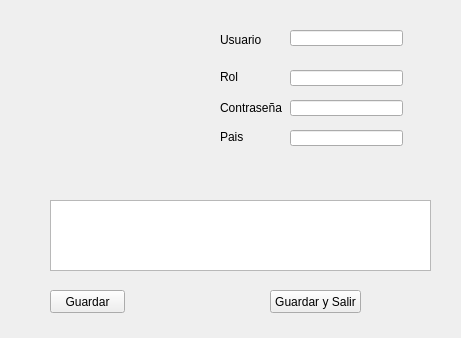
Before: the Qt Designer form src/UI/perfilUsuario.ui in PurpleFlamingo/purpleACOES, drawn with Qt 5.
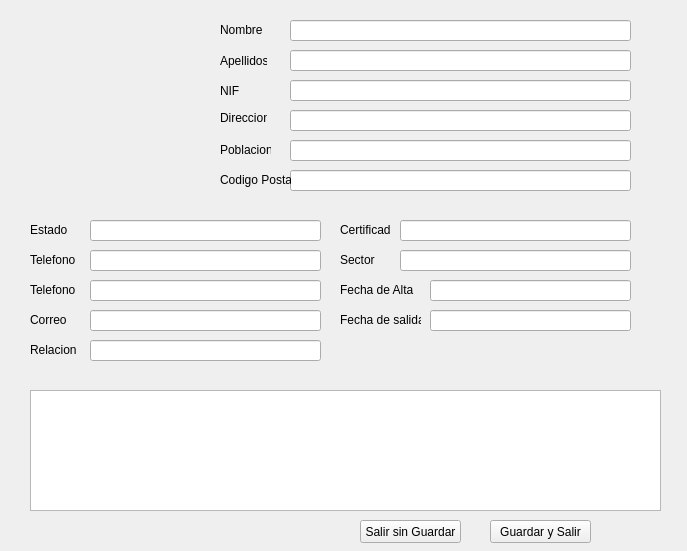
After: the same form once the commit is applied. Icons and pictures are not drawn.

Commit message: vista perfilUsuario actualizada

```diff
--- a/src/UI/perfilUsuario.ui
+++ b/src/UI/perfilUsuario.ui
@@ -6,8 +6,8 @@
    <rect>
     <x>0</x>
     <y>0</y>
-    <width>461</width>
-    <height>338</height>
+    <width>687</width>
+    <height>551</height>
    </rect>
   </property>
   <property name="windowTitle">
@@ -17,22 +17,22 @@
    <widget class="QPushButton" name="bGuardar">
     <property name="geometry">
      <rect>
-      <x>50</x>
-      <y>290</y>
-      <width>75</width>
+      <x>360</x>
+      <y>520</y>
+      <width>101</width>
       <height>23</height>
      </rect>
     </property>
     <property name="text">
-     <string>Guardar</string>
+     <string>Salir sin Guardar</string>
     </property>
    </widget>
    <widget class="QPushButton" name="bGuardarYSalir">
     <property name="geometry">
      <rect>
-      <x>270</x>
-      <y>290</y>
-      <width>91</width>
+      <x>490</x>
+      <y>520</y>
+      <width>101</width>
       <height>23</height>
      </rect>
     </property>
@@ -44,61 +44,61 @@
     <property name="geometry">
      <rect>
       <x>220</x>
-      <y>30</y>
-      <width>47</width>
+      <y>20</y>
+      <width>51</width>
       <height>20</height>
      </rect>
     </property>
     <property name="text">
-     <string>Usuario</string>
+     <string>Nombre</string>
     </property>
    </widget>
    <widget class="QLabel" name="lRol">
     <property name="geometry">
      <rect>
       <x>220</x>
-      <y>70</y>
+      <y>50</y>
       <width>47</width>
-      <height>13</height>
+      <height>21</height>
      </rect>
     </property>
     <property name="text">
-     <string>Rol</string>
+     <string>Apellidos</string>
     </property>
    </widget>
    <widget class="QLabel" name="lContrasenia">
     <property name="geometry">
      <rect>
       <x>220</x>
-      <y>100</y>
+      <y>80</y>
       <width>71</width>
-      <height>16</height>
+      <height>21</height>
      </rect>
     </property>
     <property name="text">
-     <string>Contraseña</string>
+     <string>NIF</string>
     </property>
    </widget>
    <widget class="QLabel" name="lPais">
     <property name="geometry">
      <rect>
       <x>220</x>
-      <y>130</y>
+      <y>110</y>
       <width>47</width>
-      <height>13</height>
+      <height>16</height>
      </rect>
     </property>
     <property name="text">
-     <string>Pais</string>
+     <string>Direccion</string>
     </property>
    </widget>
    <widget class="QLineEdit" name="eUsuario">
     <property name="geometry">
      <rect>
       <x>290</x>
-      <y>30</y>
-      <width>113</width>
-      <height>16</height>
+      <y>20</y>
+      <width>341</width>
+      <height>21</height>
      </rect>
     </property>
    </widget>
@@ -106,9 +106,9 @@
     <property name="geometry">
      <rect>
       <x>290</x>
-      <y>70</y>
-      <width>113</width>
-      <height>16</height>
+      <y>50</y>
+      <width>341</width>
+      <height>21</height>
      </rect>
     </property>
    </widget>
@@ -116,9 +116,9 @@
     <property name="geometry">
      <rect>
       <x>290</x>
-      <y>100</y>
-      <width>113</width>
-      <height>16</height>
+      <y>80</y>
+      <width>341</width>
+      <height>21</height>
      </rect>
     </property>
    </widget>
@@ -126,35 +126,288 @@
     <property name="geometry">
      <rect>
       <x>290</x>
-      <y>130</y>
-      <width>113</width>
-      <height>16</height>
+      <y>110</y>
+      <width>341</width>
+      <height>21</height>
      </rect>
     </property>
    </widget>
    <widget class="QTextEdit" name="eComentarios">
     <property name="geometry">
      <rect>
-      <x>50</x>
-      <y>200</y>
-      <width>381</width>
-      <height>71</height>
+      <x>30</x>
+      <y>390</y>
+      <width>631</width>
+      <height>121</height>
      </rect>
     </property>
    </widget>
    <widget class="QLabel" name="label">
     <property name="geometry">
      <rect>
-      <x>40</x>
+      <x>20</x>
       <y>20</y>
-      <width>151</width>
-      <height>141</height>
+      <width>171</width>
+      <height>171</height>
      </rect>
     </property>
     <property name="text">
      <string>&lt;html&gt;&lt;head/&gt;&lt;body&gt;&lt;p&gt;&lt;img src=&quot;:/Fotos/imagenes/Prueba1.png&quot;/&gt;&lt;/p&gt;&lt;/body&gt;&lt;/html&gt;</string>
     </property>
    </widget>
+   <widget class="QLabel" name="lPoblacion">
+    <property name="geometry">
+     <rect>
+      <x>220</x>
+      <y>140</y>
+      <width>51</width>
+      <height>20</height>
+     </rect>
+    </property>
+    <property name="text">
+     <string>Poblacion</string>
+    </property>
+   </widget>
+   <widget class="QLineEdit" name="ePoblacion">
+    <property name="geometry">
+     <rect>
+      <x>290</x>
+      <y>140</y>
+      <width>341</width>
+      <height>21</height>
+     </rect>
+    </property>
+   </widget>
+   <widget class="QLineEdit" name="eCodigoPostal">
+    <property name="geometry">
+     <rect>
+      <x>290</x>
+      <y>170</y>
+      <width>341</width>
+      <height>21</height>
+     </rect>
+    </property>
+   </widget>
+   <widget class="QLabel" name="lPoblacion_2">
+    <property name="geometry">
+     <rect>
+      <x>220</x>
+      <y>170</y>
+      <width>71</width>
+      <height>20</height>
+     </rect>
+    </property>
+    <property name="text">
+     <string>Codigo Postal</string>
+    </property>
+   </widget>
+   <widget class="QLabel" name="lEstado">
+    <property name="geometry">
+     <rect>
+      <x>30</x>
+      <y>220</y>
+      <width>51</width>
+      <height>20</height>
+     </rect>
+    </property>
+    <property name="text">
+     <string>Estado</string>
+    </property>
+   </widget>
+   <widget class="QLabel" name="lNombre_3">
+    <property name="geometry">
+     <rect>
+      <x>30</x>
+      <y>250</y>
+      <width>51</width>
+      <height>20</height>
+     </rect>
+    </property>
+    <property name="text">
+     <string>Telefono </string>
+    </property>
+   </widget>
+   <widget class="QLabel" name="lNombre_4">
+    <property name="geometry">
+     <rect>
+      <x>30</x>
+      <y>280</y>
+      <width>51</width>
+      <height>20</height>
+     </rect>
+    </property>
+    <property name="text">
+     <string>Telefono</string>
+    </property>
+   </widget>
+   <widget class="QLabel" name="lNombre_5">
+    <property name="geometry">
+     <rect>
+      <x>30</x>
+      <y>310</y>
+      <width>51</width>
+      <height>20</height>
+     </rect>
+    </property>
+    <property name="text">
+     <string>Correo</string>
+    </property>
+   </widget>
+   <widget class="QLabel" name="lNombre_6">
+    <property name="geometry">
+     <rect>
+      <x>340</x>
+      <y>280</y>
+      <width>81</width>
+      <height>20</height>
+     </rect>
+    </property>
+    <property name="text">
+     <string>Fecha de Alta</string>
+    </property>
+   </widget>
+   <widget class="QLabel" name="lNombre_7">
+    <property name="geometry">
+     <rect>
+      <x>340</x>
+      <y>250</y>
+      <width>51</width>
+      <height>20</height>
+     </rect>
+    </property>
+    <property name="text">
+     <string>Sector</string>
+    </property>
+   </widget>
+   <widget class="QLabel" name="lNombre_8">
+    <property name="geometry">
+     <rect>
+      <x>340</x>
+      <y>220</y>
+      <width>51</width>
+      <height>20</height>
+     </rect>
+    </property>
+    <property name="text">
+     <string>Certificado</string>
+    </property>
+   </widget>
+   <widget class="QLabel" name="lNombre_9">
+    <property name="geometry">
+     <rect>
+      <x>340</x>
+      <y>310</y>
+      <width>81</width>
+      <height>20</height>
+     </rect>
+    </property>
+    <property name="text">
+     <string>Fecha de salida</string>
+    </property>
+   </widget>
+   <widget class="QLabel" name="lNombre_10">
+    <property name="geometry">
+     <rect>
+      <x>30</x>
+      <y>340</y>
+      <width>51</width>
+      <height>20</height>
+     </rect>
+    </property>
+    <property name="text">
+     <string>Relacion</string>
+    </property>
+   </widget>
+   <widget class="QLineEdit" name="eEstado">
+    <property name="geometry">
+     <rect>
+      <x>90</x>
+      <y>220</y>
+      <width>231</width>
+      <height>21</height>
+     </rect>
+    </property>
+   </widget>
+   <widget class="QLineEdit" name="eCertificado">
+    <property name="geometry">
+     <rect>
+      <x>400</x>
+      <y>220</y>
+      <width>231</width>
+      <height>21</height>
+     </rect>
+    </property>
+   </widget>
+   <widget class="QLineEdit" name="eTelefono1">
+    <property name="geometry">
+     <rect>
+      <x>90</x>
+      <y>250</y>
+      <width>231</width>
+      <height>21</height>
+     </rect>
+    </property>
+   </widget>
+   <widget class="QLineEdit" name="eCorreoElectronico">
+    <property name="geometry">
+     <rect>
+      <x>90</x>
+      <y>310</y>
+      <width>231</width>
+      <height>21</height>
+     </rect>
+    </property>
+   </widget>
+   <widget class="QLineEdit" name="eSector">
+    <property name="geometry">
+     <rect>
+      <x>400</x>
+      <y>250</y>
+      <width>231</width>
+      <height>21</height>
+     </rect>
+    </property>
+   </widget>
+   <widget class="QLineEdit" name="eRelacion">
+    <property name="geometry">
+     <rect>
+      <x>90</x>
+      <y>340</y>
+      <width>231</width>
+      <height>21</height>
+     </rect>
+    </property>
+   </widget>
+   <widget class="QLineEdit" name="eTelefono2">
+    <property name="geometry">
+     <rect>
+      <x>90</x>
+      <y>280</y>
+      <width>231</width>
+      <height>21</height>
+     </rect>
+    </property>
+   </widget>
+   <widget class="QLineEdit" name="eFechaAlta">
+    <property name="geometry">
+     <rect>
+      <x>430</x>
+      <y>280</y>
+      <width>201</width>
+      <height>21</height>
+     </rect>
+    </property>
+   </widget>
+   <widget class="QLineEdit" name="eFechaSalida">
+    <property name="geometry">
+     <rect>
+      <x>430</x>
+      <y>310</y>
+      <width>201</width>
+      <height>21</height>
+     </rect>
+    </property>
+   </widget>
   </widget>
  </widget>
  <resources>
```
Left out of the diff: 18 changed lines with no effect on the pictures. The commit also changes 1 other file.
